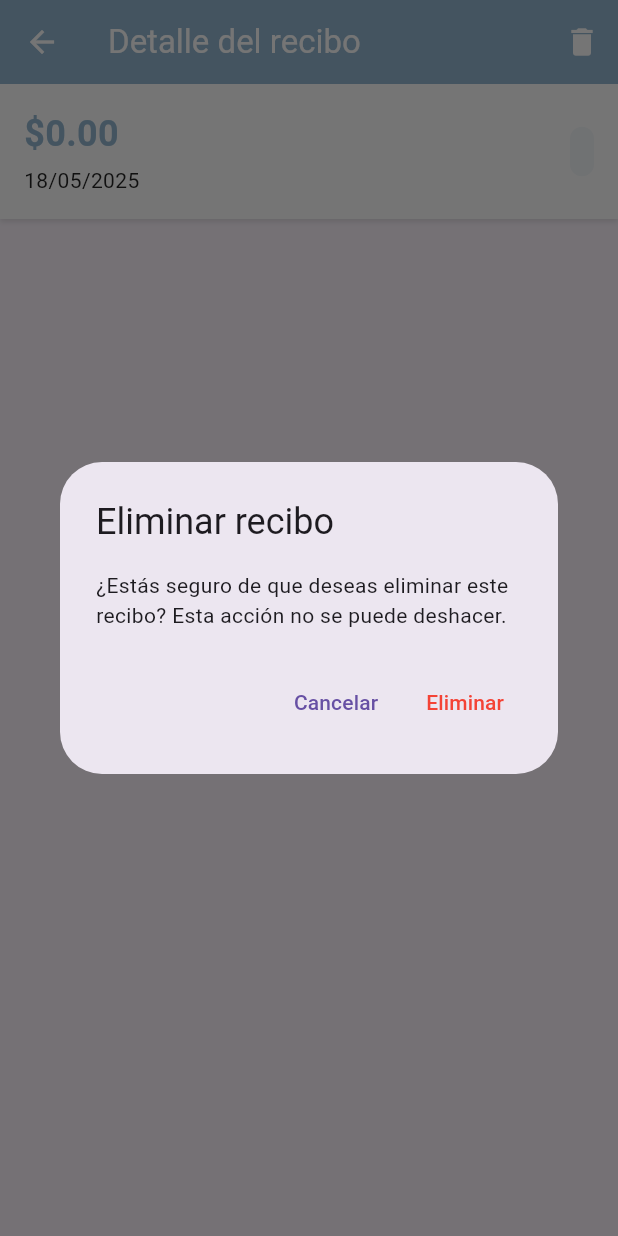
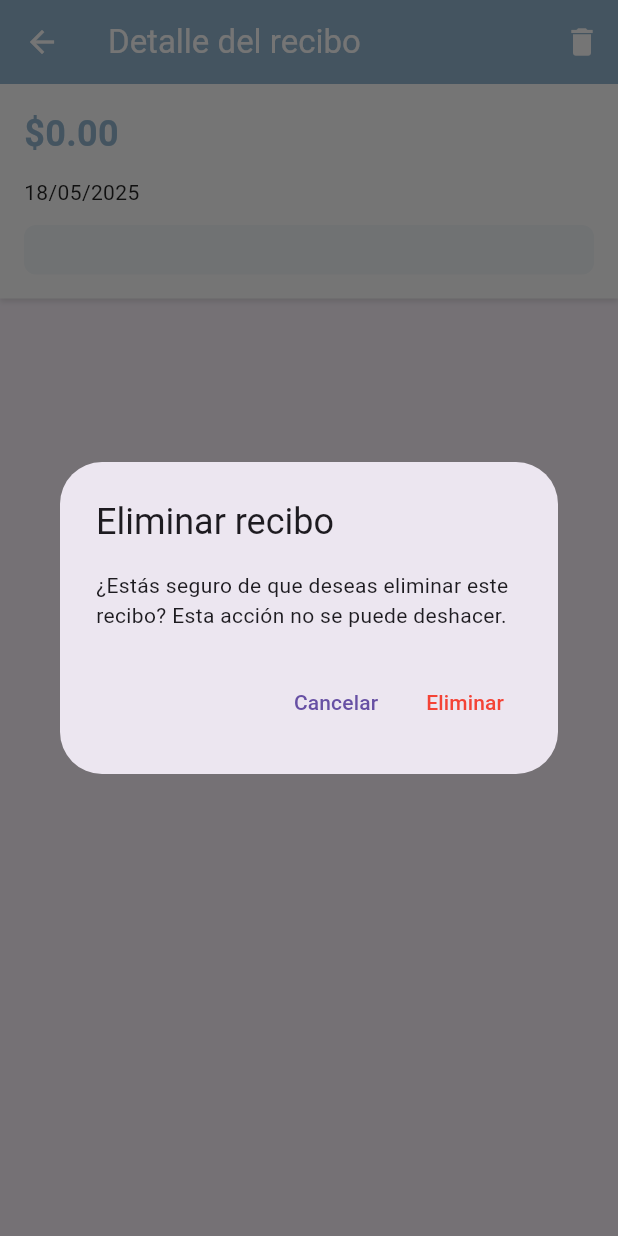
Before and after one commit to GerardoHP93/DigiRecibosTemporal, a Flutter app: the ReceiptDetailScreen screen opened directly with empty values, after a tap on the "delete" icon, on a phone screen of 412 x 824 dp. Run offline on Flutter 3.47's test engine with Material 3 defaults, Android fonts, the phone set to English and light mode, and no system bars; drawn by our look-alikes of cached_network_image; our stand-ins replace cloud_firestore, firebase_auth, firebase_core, firebase_storage, fl_chart, image_cropper and 3 more; missing offline and left inert: google_mlkit_text_recognition, pdf_render; accounts and stored records are empty; network calls fail.

Commit message:
Arreglando detalle de la vista receipt_detail_screen del monto que se corta

```diff
--- a/lib/features/categories/screens/receipt_detail_screen.dart
+++ b/lib/features/categories/screens/receipt_detail_screen.dart
@@ -148,22 +148,43 @@ class _ReceiptDetailScreenState extends State<ReceiptDetailScreen> {
   }
 
   Widget _buildContent() {
-    return Column(
+    // Adaptación para diferentes tamaños de pantalla y texto
+    final textScaleFactor = MediaQuery.of(context).textScaleFactor;
+    final screenWidth = MediaQuery.of(context).size.width;
+    final isSmallScreen = screenWidth < 360 || textScaleFactor > 1.3;
+
+    return SingleChildScrollView(
+      child: Column(
+        crossAxisAlignment: CrossAxisAlignment.start,
         children: [
-        // Información del recibo
-        _buildReceiptInfo(),
+          // Información del recibo en formato de columna (modificado)
+          _buildReceiptInfoColumn(isSmallScreen),
 
           // Previsualización del recibo
-        Expanded(
+          Container(
+            height: MediaQuery.of(context).size.height * 0.6, // Ajustar altura para dejar espacio
+            padding: const EdgeInsets.only(bottom: AppDimens.paddingL),
             child: _buildReceiptPreview(),
           ),
         ],
+      ),
     );
   }
 
-  Widget _buildReceiptInfo() {
+  Widget _buildReceiptInfoColumn(bool isSmallScreen) {
+    // Calcular el padding basado en si la pantalla es pequeña
+    final EdgeInsets padding = isSmallScreen
+        ? const EdgeInsets.all(AppDimens.paddingM)
+        : const EdgeInsets.all(AppDimens.paddingL);
+
+    // Calcular el espacio vertical entre elementos basado en si la pantalla es pequeña
+    final double verticalSpace = isSmallScreen
+        ? AppDimens.paddingS
+        : AppDimens.paddingM;
+
     return Container(
-      padding: const EdgeInsets.all(AppDimens.paddingL),
+      width: double.infinity,
+      padding: padding,
       decoration: BoxDecoration(
         color: Colors.white,
         boxShadow: [
@@ -177,29 +198,36 @@ class _ReceiptDetailScreenState extends State<ReceiptDetailScreen> {
       child: Column(
         crossAxisAlignment: CrossAxisAlignment.start,
         children: [
-          Row(
-            children: [
-              Expanded(
-                child: Column(
-                  crossAxisAlignment: CrossAxisAlignment.start,
-                  children: [
+          // Monto en una línea completa
           Text(
             widget.receipt.formattedAmount,
             style: AppTextStyles.title.copyWith(
               color: AppColors.primary,
               fontSize: 24,
             ),
+            maxLines: 1,
+            overflow: TextOverflow.ellipsis,
           ),
-                    const SizedBox(height: AppDimens.paddingXS),
+
+          SizedBox(height: verticalSpace),
+
+          // Fecha en una línea aparte
           Text(
             widget.receipt.formattedDate,
             style: AppTextStyles.body,
+            maxLines: 1,
+            overflow: TextOverflow.ellipsis,
           ),
-                  ],
+
+          SizedBox(height: verticalSpace),
+
+          // Nombre del archivo en un contenedor decorado
+          Container(
+            width: double.infinity,
+            padding: EdgeInsets.symmetric(
+              horizontal: AppDimens.paddingM,
+              vertical: AppDimens.paddingS,
             ),
-              ),
-              Container(
-                padding: const EdgeInsets.all(AppDimens.paddingS),
             decoration: BoxDecoration(
               color: AppColors.primary.withOpacity(0.1),
               borderRadius: BorderRadius.circular(AppDimens.radiusS),
@@ -209,9 +237,9 @@ class _ReceiptDetailScreenState extends State<ReceiptDetailScreen> {
               style: AppTextStyles.bodySmall.copyWith(
                 color: AppColors.primary,
               ),
+              maxLines: 2,
+              overflow: TextOverflow.ellipsis,
             ),
-              ),
-            ],
           ),
         ],
       ),
```
Lines whose indentation alone changed are shown as unchanged.
